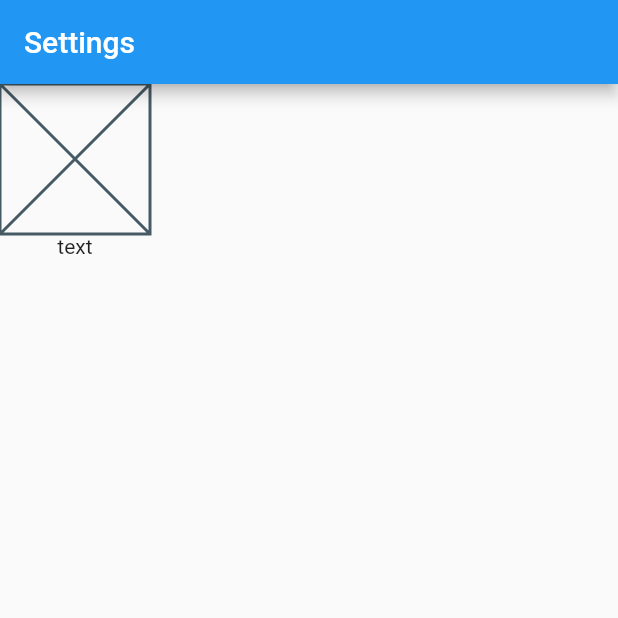
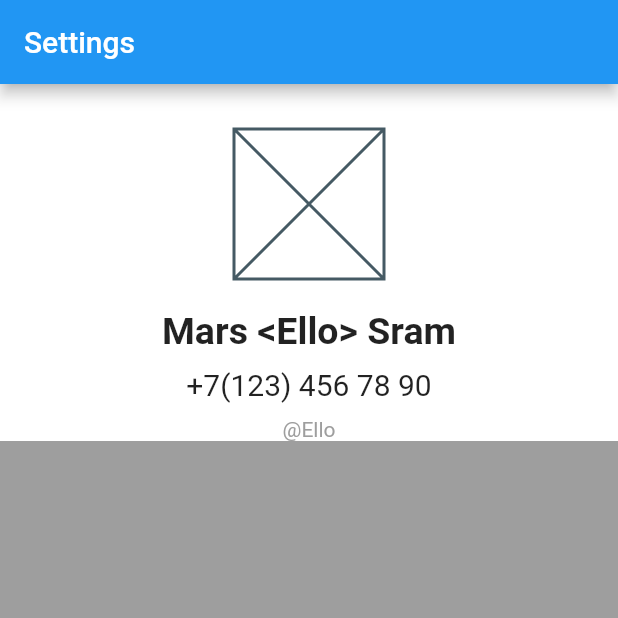
Before and after one commit to Marsell0/learning_flutter, a Flutter app: the screen it shows after launch, on a phone screen of 412 x 824 dp, the top half of it. Run offline on Flutter 3.47's test engine with Material 2 defaults, Android fonts, the phone set to English and light mode, and no system bars.

Commit message:
user_profile config

```diff
--- a/lib/widgets/user_profile.dart
+++ b/lib/widgets/user_profile.dart
@@ -6,18 +6,102 @@ class UserProfile extends StatelessWidget{
   @override
   Widget build(BuildContext context){
     return Scaffold(
+      backgroundColor: Colors.grey,
       appBar: AppBar(
         title: const Text('Settings'),
       ),
-      body: Column(
-        children: [
-          Container(
-            width: 100,
-            height: 100,
-            child: const Placeholder()),
-          const Text('text'),
-        ],
+      body: Container(
+        width: double.infinity,
+        child: Column(
+          crossAxisAlignment: CrossAxisAlignment.center,
+          // ignore: prefer_const_literals_to_create_immutables
+          children: [
+            const _UserInfo(),
+          ],
+        ),
       ),
     );
   }
 }
+
+class _UserInfo extends StatelessWidget {
+  const _UserInfo({super.key});
+
+  @override
+  Widget build(BuildContext context) {
+    return Container(
+      color: Colors.white,
+      width: double.infinity,
+      child: Column(
+        // ignore: prefer_const_literals_to_create_immutables
+        children: [
+              const SizedBox(height: 30),
+              const _UserAvatarWidget(),
+              const SizedBox(height: 20),
+              const _UserFullNameWidget(),
+              const SizedBox(height: 10),
+              const _UserPhoneWidget(),
+              const SizedBox(height: 10),
+              const _UserNicknameWidget(),
+        ]
+      ),
+    );
+  }
+}
+
+class _UserNicknameWidget extends StatelessWidget {
+  const _UserNicknameWidget({
+    Key? key,
+  }) : super(key: key);
+
+  @override
+  Widget build(BuildContext context) {
+    return const Text('@Ello',
+    style: TextStyle(
+      color: Colors.grey
+    ),);
+  }
+}
+
+class _UserPhoneWidget extends StatelessWidget {
+  const _UserPhoneWidget({
+    Key? key,
+  }) : super(key: key);
+
+  @override
+  Widget build(BuildContext context) {
+    return const Text('+7(123) 456 78 90',
+    style: TextStyle(
+      fontSize: 20,
+    ),);
+  }
+}
+
+class _UserFullNameWidget extends StatelessWidget {
+  const _UserFullNameWidget({
+    Key? key,
+  }) : super(key: key);
+
+  @override
+  Widget build(BuildContext context) {
+    return const Text('Mars <Ello> Sram',
+    style: TextStyle(
+      fontSize: 25,
+      fontWeight: FontWeight.bold,
+    ),);
+  }
+}
+
+class _UserAvatarWidget extends StatelessWidget {
+  const _UserAvatarWidget({
+    Key? key,
+  }) : super(key: key);
+
+  @override
+  Widget build(BuildContext context) {
+    return Container(
+      width: 100,
+      height: 100,
+      child: const Placeholder());
+  }
+}
```
